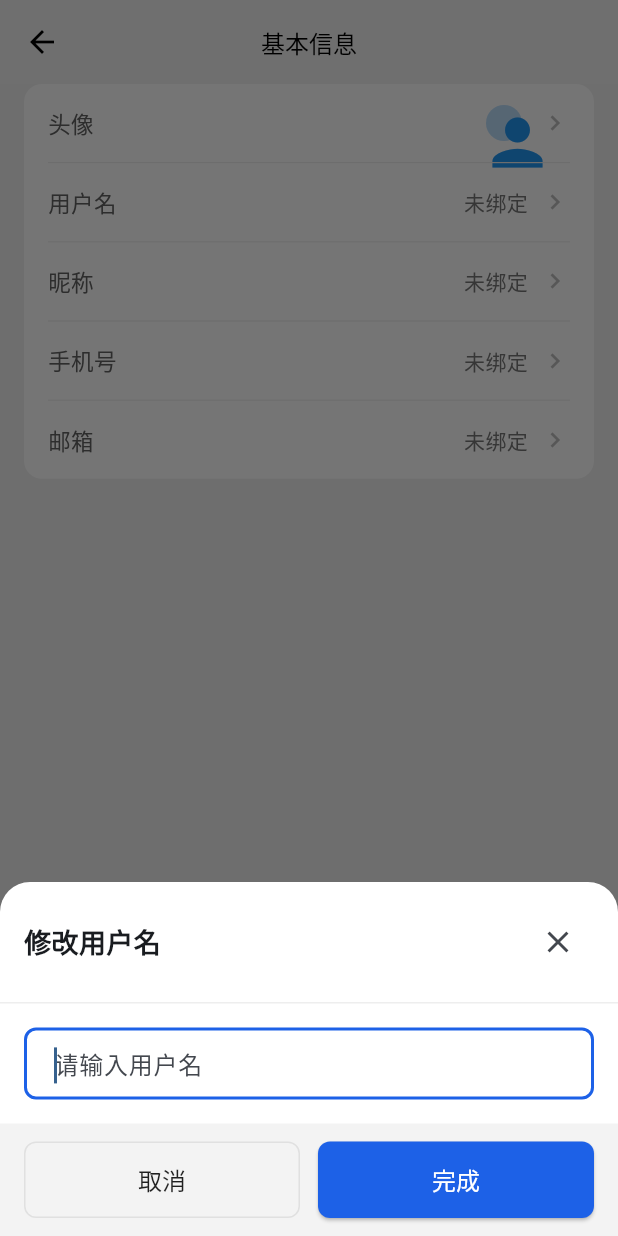
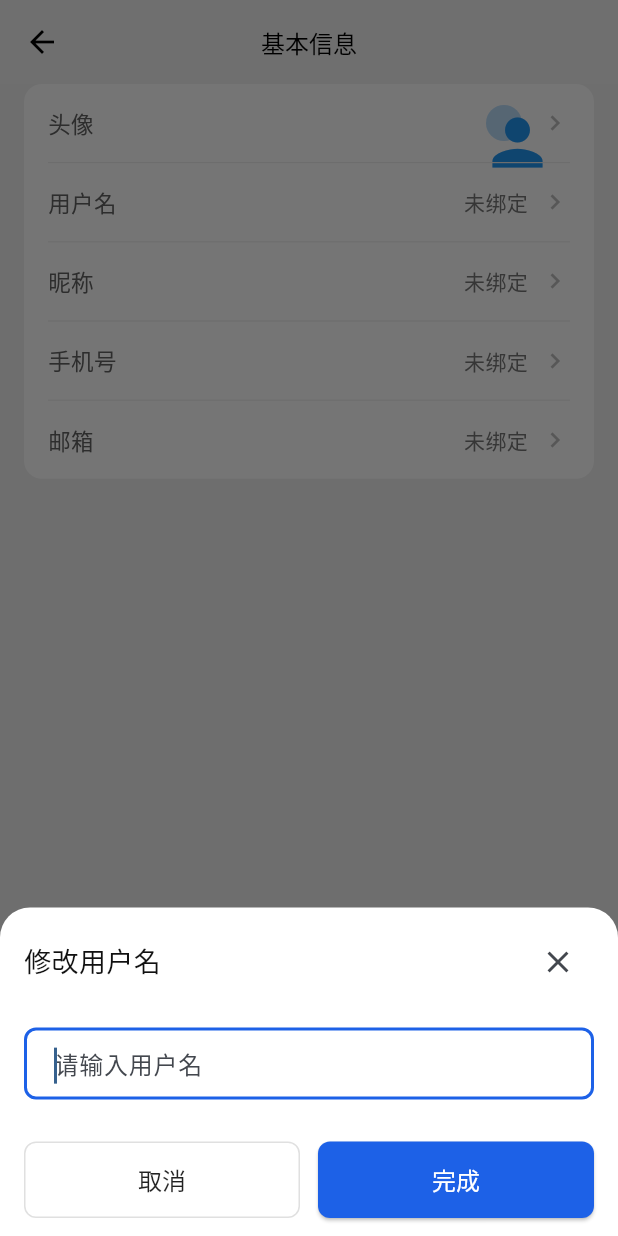
Before and after one commit to JamesBondMine/hongyan3.0, a Flutter app: the ProfilePage screen opened directly, after a tap on "用户名", on a phone screen of 412 x 824 dp. Run offline on Flutter 3.47's test engine with Material 3 defaults, Android fonts, the phone set to English and light mode, and no system bars; our stand-ins replace audioplayers, awesome_notifications, cached_network_image, carousel_slider, dio, flutter_easyloading and 11 more; missing offline and left inert: dart:ffi, encrypt, flutter_popup, lpinyin, record, video_compress and 1 more; accounts and stored records are empty; Roboto replaces fonts that are missing (PingFang); project files that could hold a hidden picture were left out.

```diff
--- a/bell_bird_talk/lib/pages/friends/views/friend_remark_view.dart
+++ b/bell_bird_talk/lib/pages/friends/views/friend_remark_view.dart
@@ -1,4 +1,3 @@
-
 import 'package:bell_bird_talk/utils/gbs_colors.dart';
 import 'package:flutter/material.dart';
 import 'package:flutter_easyloading/flutter_easyloading.dart';
@@ -6,20 +5,23 @@ import 'package:get/route_manager.dart';
 import 'package:get/state_manager.dart';
 
 class FriendRemarkView extends StatelessWidget {
-
   FriendRemarkView({
-    Key? key,
+    super.key,
     required this.controller,
     required this.onTap,
     this.title,
     this.tip,
-  }) : super(key: key);
-
+    this.name,
+    this.needCancel = true,
+  });
 
   final VoidCallback onTap;
   TextEditingController controller;
   String? title;
   String? tip;
+  // 输入框名字
+  String? name;
+  bool needCancel;
 
   @override
   Widget build(BuildContext context) {
@@ -40,27 +42,18 @@ class FriendRemarkView extends StatelessWidget {
         children: [
           // 上：标题栏（左右结构）
           Container(
-                  padding: const EdgeInsets.symmetric(
-                    horizontal: 16,
-                    vertical: 16,
-                  ),
-                  decoration: BoxDecoration(
-                    border: Border(
-                      bottom: BorderSide(
-                        color: Colors.grey.shade200,
-                        width: 1,
-                      ),
-                    ),
-                  ),
+            padding: const EdgeInsets.symmetric(horizontal: 16, vertical: 12),
+            // decoration: BoxDecoration(
+            //   border: Border(
+            //     bottom: BorderSide(color: Colors.grey.shade200, width: 1),
+            //   ),
+            // ),
             child: Row(
               mainAxisAlignment: MainAxisAlignment.spaceBetween,
               children: [
                 Text(
                   title ?? '备注',
-                        style: TextStyle(
-                          fontSize: 18,
-                          fontWeight: FontWeight.w600,
-                        ),
+                  style: TextStyle(fontSize: 18, fontWeight: FontWeight.w500, color: GbsColors.des1Color),
                 ),
                 IconButton(
                   icon: const Icon(Icons.close),
@@ -73,15 +66,28 @@ class FriendRemarkView extends StatelessWidget {
               ],
             ),
           ),
+          name != null
+              ? Container(
+                alignment: Alignment.centerLeft,
+                  padding: const EdgeInsets.symmetric(horizontal: 16, vertical: 8),
+                  child: Text(
+                    name!,
+                    style: TextStyle(
+                      fontSize: 14,
+                      color: GbsColors.des1Color,
+                    ),
+                  ),
+                )
+              : const SizedBox(),
           // 中：输入框
           Padding(
-                  padding: const EdgeInsets.all(16),
+            padding: const EdgeInsets.only(left: 16, right: 16, top: 8, bottom: 16),
             child: TextField(
               controller: controller,
               // focusNode: focusNode,
               autofocus: true,
               decoration: InputDecoration(
-                      hintText:  tip ?? '请输入备注名',
+                hintText: tip ?? '请输入备注名',
                 border: OutlineInputBorder(
                   borderRadius: BorderRadius.circular(8),
                   borderSide: BorderSide(color: Colors.grey.shade300),
@@ -106,14 +112,9 @@ class FriendRemarkView extends StatelessWidget {
           ),
           // 下：按钮栏（左右布局）
           Container(
-                  padding: const EdgeInsets.symmetric(
-                    horizontal: 16,
-                    vertical: 12,
-                  ),
-                  decoration: const BoxDecoration(
-                    color: Color(0xffF3F3F3),
-                  ),
-                  child: Row(
+            padding: const EdgeInsets.symmetric(horizontal: 16, vertical: 12),
+            child: needCancel
+                ? Row(
                     children: [
                       Expanded(
                         child: OutlinedButton(
@@ -151,10 +152,29 @@ class FriendRemarkView extends StatelessWidget {
                           ),
                           child: const Text(
                             '完成',
-                            style: TextStyle(
-                              fontSize: 16,
-                              color: Colors.white,
+                            style: TextStyle(fontSize: 16, color: Colors.white),
                           ),
+                        ),
+                      ),
+                    ],
+                  )
+                : Row(
+                    children: [
+                      Expanded(
+                        child: ElevatedButton(
+                          onPressed: () async {
+                            onTap();
+                          },
+                          style: ElevatedButton.styleFrom(
+                            padding: const EdgeInsets.symmetric(vertical: 14),
+                            backgroundColor: GbsColors.primaryColor,
+                            shape: RoundedRectangleBorder(
+                              borderRadius: BorderRadius.circular(8),
+                            ),
+                          ),
+                          child: const Text(
+                            '完成',
+                            style: TextStyle(fontSize: 16, color: Colors.white),
                           ),
                         ),
                       ),
@@ -165,5 +185,4 @@ class FriendRemarkView extends StatelessWidget {
       ),
     );
   }
-
 }
```
Also changed, not shown: bell_bird_talk/lib/pages/community/pages/community_child_page.dart (+70 -5 lines). Lines whose indentation alone changed are shown as unchanged.
